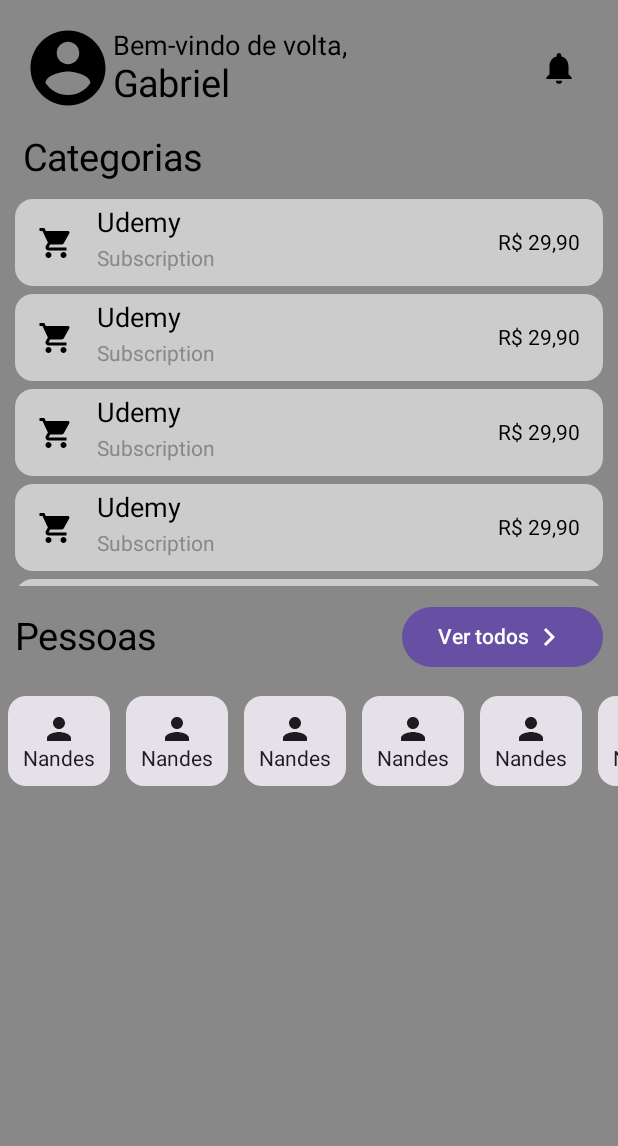
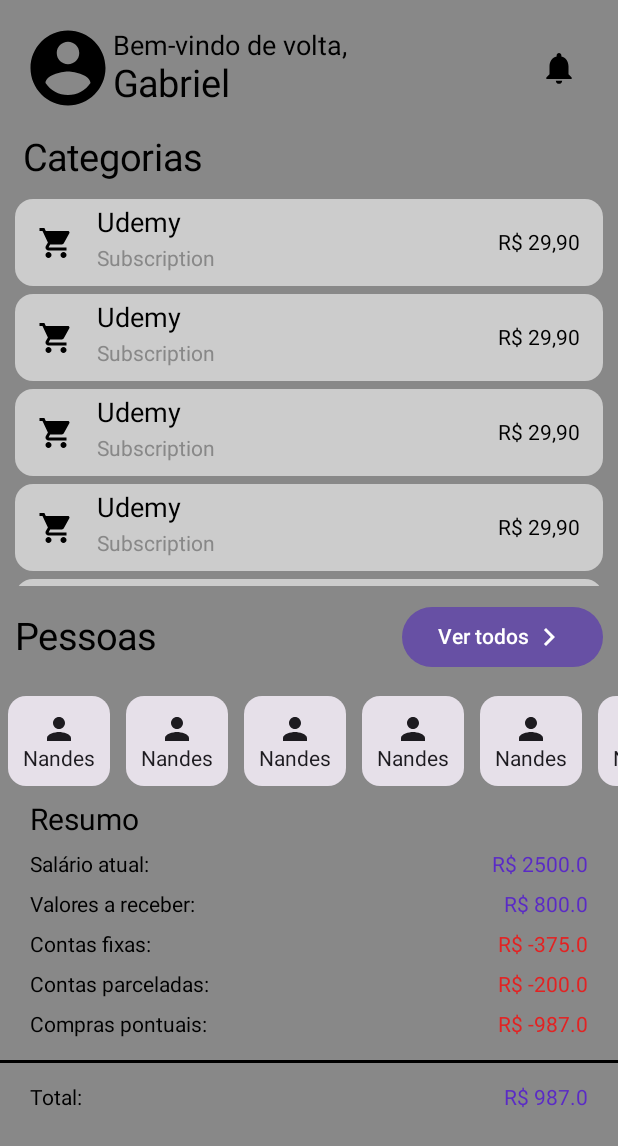
Before and after one commit to GabiNandes09/MyFinances, an Android app built with Jetpack Compose: the @Preview function MainPrev, on a phone screen of 412 x 824 dp. Shown: the top 1146 px of the screen. Run offline under Robolectric (Android 15) with nearby library versions, the phone set to English and light mode, and no system bars.

Commit message:
Resumo de finanças para main page v1

```diff
--- a/app/src/main/java/com/rogue/financesrogue/ui/screen/main/MainUI.kt
+++ b/app/src/main/java/com/rogue/financesrogue/ui/screen/main/MainUI.kt
@@ -2,12 +2,14 @@ package com.rogue.financesrogue.ui.screen.main
 
 import androidx.compose.foundation.layout.Column
 import androidx.compose.foundation.layout.padding
+import androidx.compose.foundation.lazy.LazyColumn
 import androidx.compose.material3.Scaffold
 import androidx.compose.runtime.Composable
 import androidx.compose.ui.Modifier
 import androidx.compose.ui.graphics.Color
 import androidx.compose.ui.tooling.preview.Preview
 import com.rogue.financesrogue.ui.screen.main.componentes.CategoriesListResume
+import com.rogue.financesrogue.ui.screen.main.componentes.FinancesResume
 import com.rogue.financesrogue.ui.screen.main.componentes.PersonListResume
 import com.rogue.financesrogue.ui.screen.main.componentes.ProfileHeader
 
@@ -15,14 +17,18 @@ import com.rogue.financesrogue.ui.screen.main.componentes.ProfileHeader
 @Composable
 fun Main() {
     Scaffold(
-        containerColor = Color.Gray
+        containerColor = Color.Gray,
+        bottomBar = {
+
+        }
     ) { paddingValues ->
-        Column(
+        LazyColumn(
             modifier = Modifier.padding(paddingValues)
         ) {
-            ProfileHeader()
-            CategoriesListResume()
-            PersonListResume()
+            item { ProfileHeader() }
+            item { CategoriesListResume() }
+            item { PersonListResume() }
+            item { FinancesResume() }
         }
     }
 }
--- /dev/null
+++ b/app/src/main/java/com/rogue/financesrogue/ui/screen/main/componentes/FinancesResume.kt
@@ -0,0 +1,77 @@
+package com.rogue.financesrogue.ui.screen.main.componentes
+
+import androidx.compose.foundation.background
+import androidx.compose.foundation.layout.Arrangement
+import androidx.compose.foundation.layout.Column
+import androidx.compose.foundation.layout.Row
+import androidx.compose.foundation.layout.Spacer
+import androidx.compose.foundation.layout.fillMaxWidth
+import androidx.compose.foundation.layout.height
+import androidx.compose.foundation.layout.padding
+import androidx.compose.material3.Text
+import androidx.compose.runtime.Composable
+import androidx.compose.ui.Modifier
+import androidx.compose.ui.graphics.Color
+import androidx.compose.ui.res.colorResource
+import androidx.compose.ui.tooling.preview.Preview
+import androidx.compose.ui.unit.dp
+import androidx.compose.ui.unit.sp
+import com.rogue.financesrogue.R
+
+@Composable
+fun FinancesResume() {
+    Column(
+        modifier = Modifier.fillMaxWidth()
+    ) {
+        Text(
+            text = "Resumo",
+            modifier = Modifier.padding(horizontal = 20.dp, vertical = 5.dp),
+            fontSize = 20.sp
+        )
+        ItemRow(title = "Salário atual", value = 2500.0)
+        ItemRow(title = "Valores a receber", value = 800.0)
+        ItemRow(title = "Contas fixas", value = -375.0)
+        ItemRow(title = "Contas parceladas", value = -200.0)
+        ItemRow(title = "Compras pontuais", value = -987.0)
+
+        Spacer(
+            modifier = Modifier
+                .padding(vertical = 10.dp)
+                .background(Color.Black)
+                .height(2.dp)
+                .fillMaxWidth()
+
+        )
+        ItemRow(title = "Total", value = 987.0)
+    }
+}
+
+@Composable
+private fun ItemRow(
+    title: String,
+    value: Double
+) {
+    Row(
+        modifier = Modifier
+            .fillMaxWidth()
+            .padding(horizontal = 20.dp, vertical = 5.dp),
+        horizontalArrangement = Arrangement.SpaceBetween
+    ) {
+        Text(
+            text = "$title: ",
+            color = Color.Black
+        )
+        Text(
+            text = "R$ $value",
+            color = if (value >= 0.0)
+                colorResource(id = R.color.Blue)
+            else colorResource(id = R.color.Red)
+        )
+    }
+}
+
+@Preview
+@Composable
+private fun FinancesResumePrev() {
+    FinancesResume()
+}
--- a/app/src/main/res/values/colors.xml
+++ b/app/src/main/res/values/colors.xml
@@ -8,4 +8,6 @@
     <color name="black">#FF000000</color>
     <color name="white">#FFFFFFFF</color>
     <color name="grayBlack">#292727</color>
+    <color name="Blue">#5A2AC6</color>
+    <color name="Red">#E32222</color>
 </resources>
```
